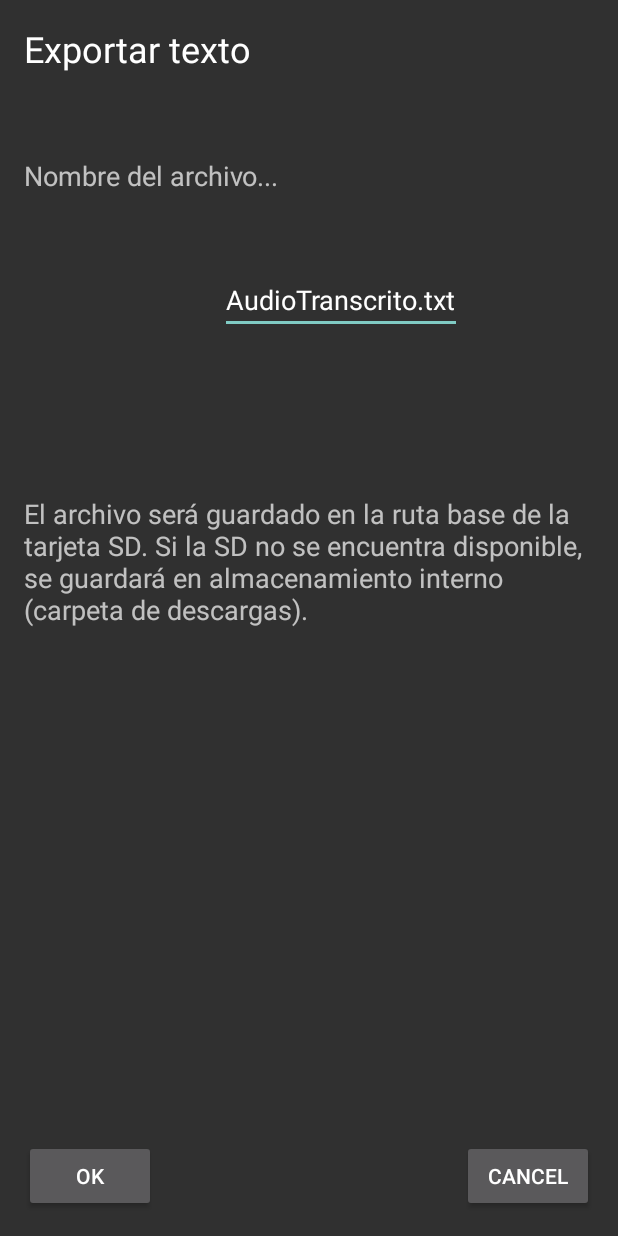
After one commit to nik1168/hackatonperiodismo, an Android app: the exports screen opened directly, with no data from a screen before it, on a phone screen of 412 x 824 dp. The commit adds this screen. Run offline under Robolectric (Android 15) with nearby library versions, the phone set to English and light mode, and no system bars.

Commit message:
Second Draft
Signed-off-by: Guillermo Sahonero <guillermo.sahonero@gmail.com>

```diff
--- /dev/null
+++ b/S2T/app/src/main/java/lic/ce/s2t/exports.java
@@ -0,0 +1,74 @@
+package lic.ce.s2t;
+
+import android.app.Activity;
+import android.content.Intent;
+import android.os.Bundle;
+import android.os.Message;
+import android.view.View;
+import android.widget.Button;
+import android.widget.Toast;
+import android.os.Environment;
+import java.io.File;
+import java.io.FileOutputStream;
+import android.widget.ListView;
+import android.widget.ListAdapter;
+import android.widget.EditText;
+
+/**
+ * Created by Guillermo on 13/12/2015.
+ */
+public class exports extends Activity{
+    @Override
+    public void onCreate(Bundle savedInstanceState){
+        super.onCreate(savedInstanceState);
+
+        setContentView(R.layout.exports_activity_instances);
+        Button ok = (Button) findViewById(R.id.OkButton);
+        Button cancel = (Button) findViewById(R.id.CancelButton);
+
+        ok.setOnClickListener(new View.OnClickListener(){
+            public void onClick(View v){
+                // guardar el archivo
+                EditText file_route=(EditText) findViewById(R.id.editText);
+                File file=new File(Environment.getExternalStoragePublicDirectory(Environment.DIRECTORY_DOWNLOADS),
+                        file_route.getText().toString());
+
+                FileOutputStream out=null;
+                try{
+                    out=new FileOutputStream(file.getAbsolutePath());
+
+                    setContentView(R.layout.activity_instances);
+                    ListView List=(ListView) findViewById(R.id.listView);
+                    ListAdapter adapter1=List.getAdapter();
+
+                    Intent i=getIntent();
+                    String X=i.getStringExtra("text");
+                    MessageBox(X);
+                    out.write(X.getBytes("UTF-8"));
+                    out.close();
+                }catch(Exception E){
+                    MessageBox(E.getMessage());
+                }
+                //MessageBox(file.getPath());
+                finish();
+            }
+        });
+        cancel.setOnClickListener(new View.OnClickListener(){
+            public void onClick(View v){
+                finish();
+            }
+        });
+    }
+    public void MessageBox(String message){
+        Toast.makeText(this,message,Toast.LENGTH_SHORT).show();
+    }
+
+    /* Checks if external storage is available for read and write */
+    public boolean isExternalStorageWritable() {
+        String state = Environment.getExternalStorageState();
+        if (Environment.MEDIA_MOUNTED.equals(state)) {
+            return true;
+        }
+        return false;
+    }
+}
--- /dev/null
+++ b/S2T/app/src/main/res/layout/exports_activity_instances.xml
@@ -0,0 +1,76 @@
+<?xml version="1.0" encoding="utf-8"?>
+<RelativeLayout xmlns:android="http://schemas.android.com/apk/res/android"
+    xmlns:tools="http://schemas.android.com/tools"
+    android:layout_width="match_parent"
+    android:layout_height="match_parent"
+    android:paddingBottom="@dimen/activity_vertical_margin"
+    android:paddingLeft="@dimen/activity_horizontal_margin"
+    android:paddingRight="@dimen/activity_horizontal_margin"
+    android:paddingTop="@dimen/activity_vertical_margin"
+    tools:context="lic.ce.s2t.instances">
+
+    <TextView
+        android:layout_width="wrap_content"
+        android:layout_height="wrap_content"
+        android:textAppearance="?android:attr/textAppearanceMedium"
+        android:text="@string/exports"
+        android:id="@+id/textView"
+        android:layout_alignParentTop="true"
+        android:layout_alignParentLeft="true"
+        android:layout_alignParentStart="true"
+        style="@style/Base.TextAppearance.AppCompat.Headline" />
+
+    <Button
+        android:layout_width="wrap_content"
+        android:layout_height="wrap_content"
+        android:text="@string/Ok"
+        android:id="@+id/OkButton"
+        android:layout_alignParentBottom="true"
+        android:layout_alignParentLeft="true"
+        android:layout_alignParentStart="true"
+        android:singleLine="false" />
+
+    <Button
+        android:layout_width="wrap_content"
+        android:layout_height="wrap_content"
+        android:text="@string/Cancel"
+        android:id="@+id/CancelButton"
+        android:layout_alignBottom="@+id/OkButton"
+        android:layout_alignParentRight="true"
+        android:layout_alignParentEnd="true" />
+
+    <TextView
+        android:layout_width="wrap_content"
+        android:layout_height="wrap_content"
+        android:textAppearance="?android:attr/textAppearanceMedium"
+        android:text="@string/filename"
+        android:id="@+id/textView2"
+        android:layout_marginTop="56dp"
+        android:layout_below="@+id/textView"
+        android:layout_alignParentLeft="true"
+        android:layout_alignParentStart="true" />
+
+    <EditText
+        android:layout_width="wrap_content"
+        android:layout_height="wrap_content"
+        android:id="@+id/editText"
+        style="@style/Base.Widget.AppCompat.EditText"
+        android:inputType="text"
+        android:text="@string/default_filename"
+        android:layout_below="@+id/textView2"
+        android:layout_marginTop="48dp"
+        android:layout_toRightOf="@+id/OkButton"
+        android:layout_toLeftOf="@+id/CancelButton"
+        android:layout_toStartOf="@+id/CancelButton" />
+
+    <TextView
+        android:layout_width="wrap_content"
+        android:layout_height="wrap_content"
+        android:textAppearance="?android:attr/textAppearanceMedium"
+        android:text="@string/explanation"
+        android:id="@+id/textView3"
+        android:layout_below="@+id/editText"
+        android:layout_alignParentLeft="true"
+        android:layout_alignParentStart="true"
+        android:layout_marginTop="107dp" />
+</RelativeLayout>
--- a/S2T/app/src/main/res/values/strings.xml
+++ b/S2T/app/src/main/res/values/strings.xml
@@ -1,6 +1,5 @@
 <resources>
     <string name="app_name">S2T</string>
-    <string name="action_settings">Configuración</string>
     <string name="action_about">Acerca de...</string>
     <string name="listening_value">Sin utilizar...</string>
     <string name="listening">Escuchando...</string>
@@ -9,4 +8,12 @@
     <string name="listeningStatus_value">Estado:</string>
     <string name="On">Encender</string>
     <string name="Off">Apagar</string>
+    <string name="exports">Exportar texto</string>
+    <string name="Ok">OK</string>
+    <string name="Cancel">Cancel</string>
+    <string name="Show_Extra_Results">Mostrar sugerencias de texto</string>
+    <string name="filename">Nombre del archivo...</string>
+    <string name="default_filename">AudioTranscrito.txt</string>
+    <string name="explanation">El archivo será guardado en la ruta base de la tarjeta SD. Si la SD no se encuentra disponible, se guardará en almacenamiento interno (carpeta de descargas).</string>
+    <string name="select_better">Ahora selecciona la mejor transcripción de la lista.</string>
 </resources>
--- a/S2T/app/src/main/res/values/styles.xml
+++ b/S2T/app/src/main/res/values/styles.xml
@@ -1,8 +1,6 @@
 <resources>
-
     <!-- Base application theme. -->
-    <style name="AppTheme" parent="Theme.AppCompat.Light.DarkActionBar">
+    <style name="AppTheme" parent="Theme.AppCompat">
         <!-- Customize your theme here. -->
     </style>
-
 </resources>
```
Also changed, not shown: S2T/app/src/main/AndroidManifest.xml (+8 -0 lines), S2T/app/src/main/java/lic/ce/s2t/instances.java (+116 -16 lines), S2T/app/src/main/res/layout/activity_instances.xml (+55 -4 lines), S2T/app/src/main/res/layout/configuration_activity_instances.xml (deleted, +0 -27 lines), S2T/app/src/main/res/menu/menu_instances.xml (+5 -3 lines), S2T/app/src/main/res/mipmap-hdpi/ic_launcher.png, S2T/app/src/main/res/mipmap-mdpi/ic_launcher.png, S2T/app/src/main/res/mipmap-xhdpi/ic_launcher.png, S2T/app/src/main/res/mipmap-xxhdpi/ic_launcher.png, S2T/app/src/main/res/mipmap-xxxhdpi/ic_launcher.png, 2 other files.
